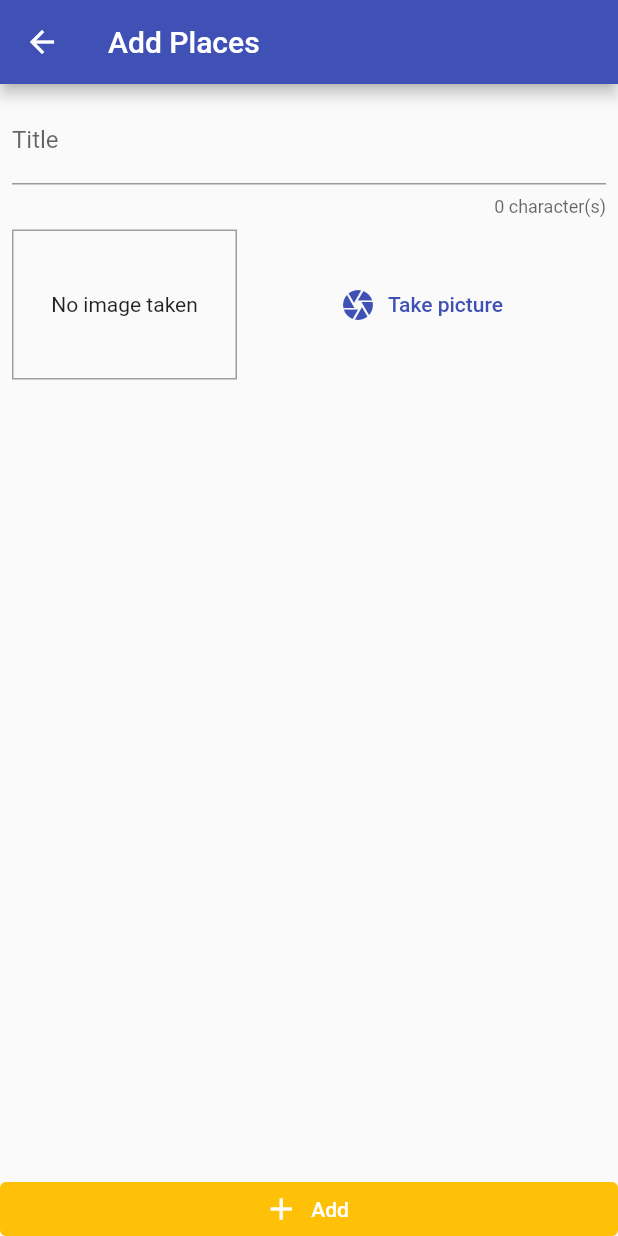
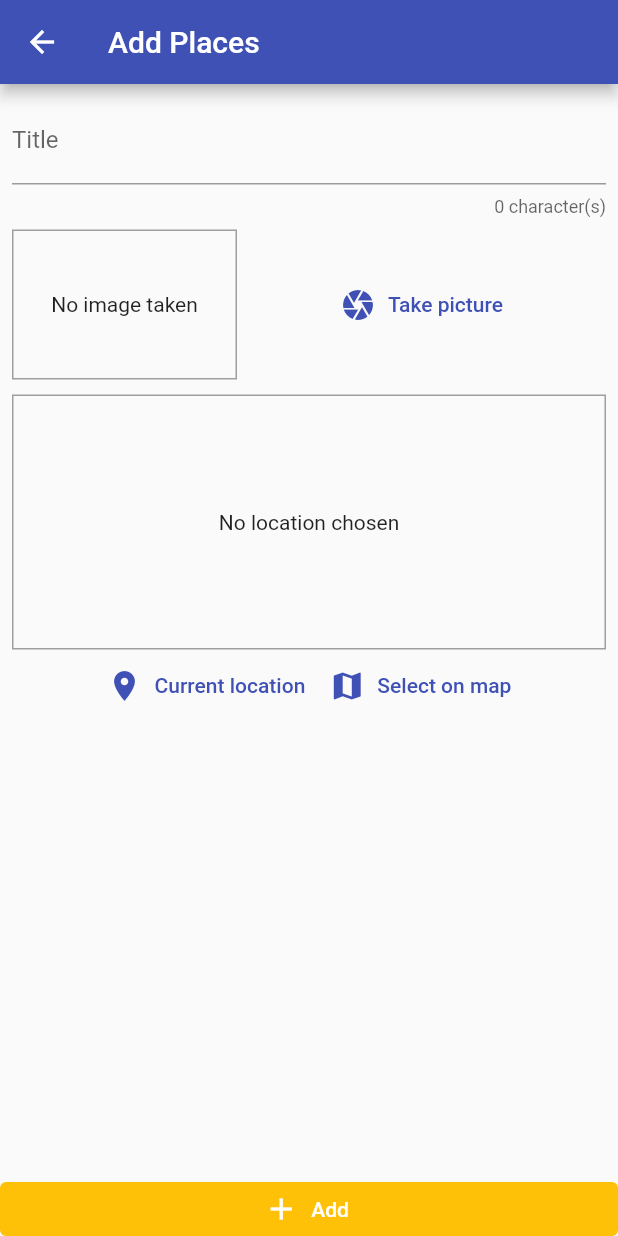
Before and after one commit to readytowork-org/geo_places, a Flutter app: the AddPlaceScreen screen opened by its route, on a phone screen of 412 x 824 dp. Run offline on Flutter 3.47's test engine with Material 2 defaults, Android fonts, the phone set to English and light mode, and no system bars; our stand-ins replace image_picker, sqflite; accounts and stored records are empty.

Commit message:
13.10 Widget added to screen

```diff
--- a/lib/screens/add_place_screen.dart
+++ b/lib/screens/add_place_screen.dart
@@ -1,6 +1,7 @@
 import 'package:flutter/material.dart';
 import "../providers/places_provider.dart";
 import '../widget/image_input.dart';
+import '../widget/locaion_input.dart';
 import 'package:provider/provider.dart';
 import 'dart:io';
 
@@ -63,7 +64,9 @@ class _AddPlaceScreenState extends State<AddPlaceScreen> {
                     const SizedBox(
                       height: 8,
                     ),
-                    ImageInput(_selectImage)
+                    ImageInput(_selectImage),
+                    const SizedBox(height: 10,),
+                    const LocationInput(),
                   ],
                 ),
               ),
--- a/lib/widget/locaion_input.dart
+++ b/lib/widget/locaion_input.dart
@@ -22,6 +22,7 @@ class _LocationInputState extends State<LocationInput> {
               color: Colors.grey,
             ),
           ),
+           alignment: Alignment.center,
           child: previewImage == null
               ? const Text(
                   'No location chosen',
```
